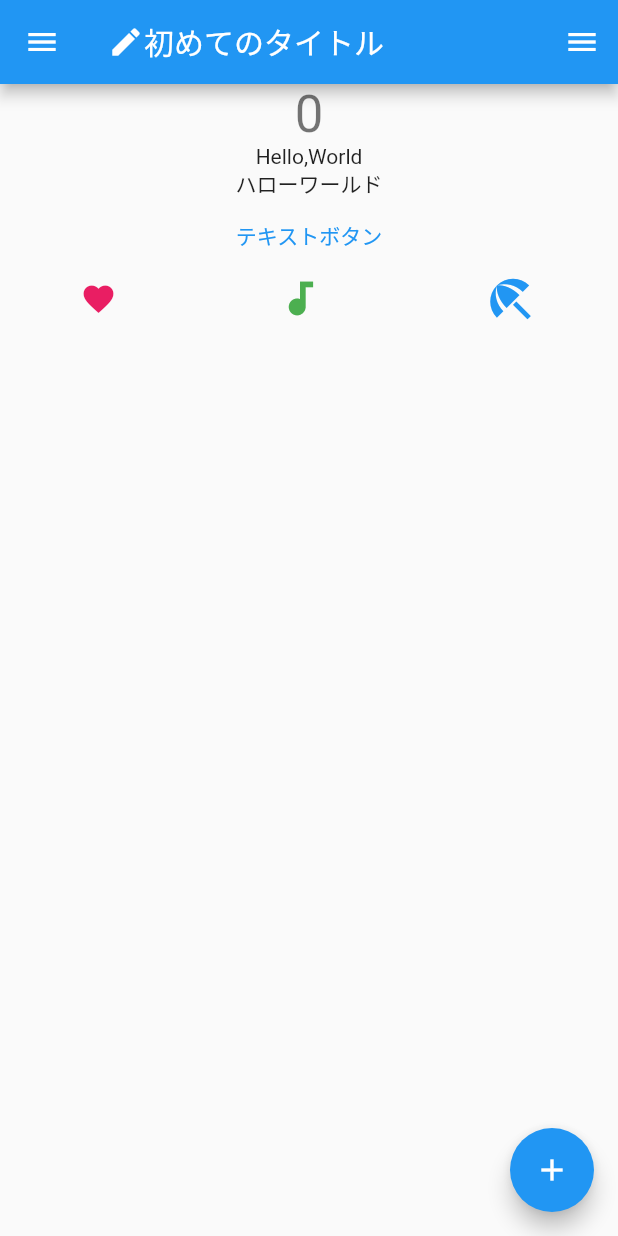
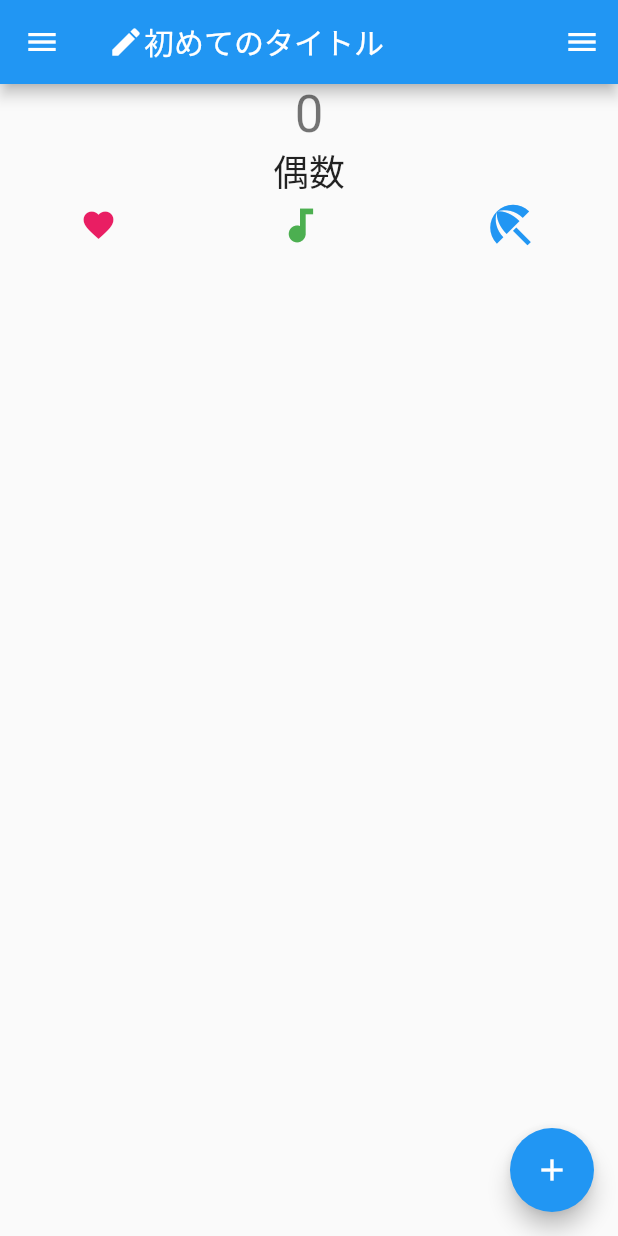
Before and after one commit to maya-honey/flutter_chapter1, a Flutter app: the screen it shows after launch, on a phone screen of 412 x 824 dp. Run offline on Flutter 3.47's test engine with Material 2 defaults, Android fonts, the phone set to English and light mode, and no system bars.

Commit message:
変数の偶数/奇数判定と表示

```diff
--- a/lib/main.dart
+++ b/lib/main.dart
@@ -33,11 +33,17 @@ class MyHomePage extends StatefulWidget {
 
 class _MyHomePageState extends State<MyHomePage> {
   int _counter = 0;
+  String _type = "偶数";
 
   // 5. カウンタが押された時のメソッド
   void _incrementCounter() {
     setState(() {
       _counter++;
+      if (_counter % 2 == 0) {
+        _type = "偶数";
+      } else {
+        _type = "奇数";
+      }
     });
   }
 
@@ -56,12 +62,10 @@ class _MyHomePageState extends State<MyHomePage> {
           '$_counter',
           style: Theme.of(context).textTheme.headline4,
         ),
-        const Text("Hello,World"),
-        const Text("ハローワールド"),
-        TextButton(
-          onPressed: () => {print("ボタンが押された")},
-          child: const Text("テキストボタン"),
-        ),
+        Text(
+          '$_type',
+          style: Theme.of(context).textTheme.headline5,
+          ),
         Row(
             mainAxisAlignment: MainAxisAlignment.spaceAround,
             children: const [
```
